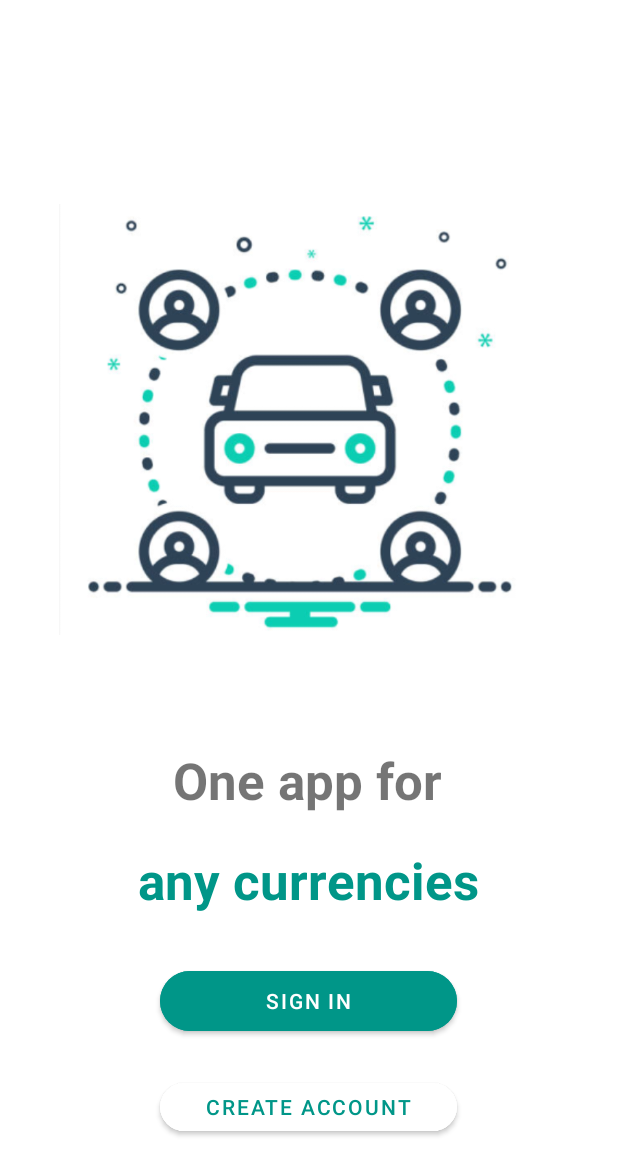
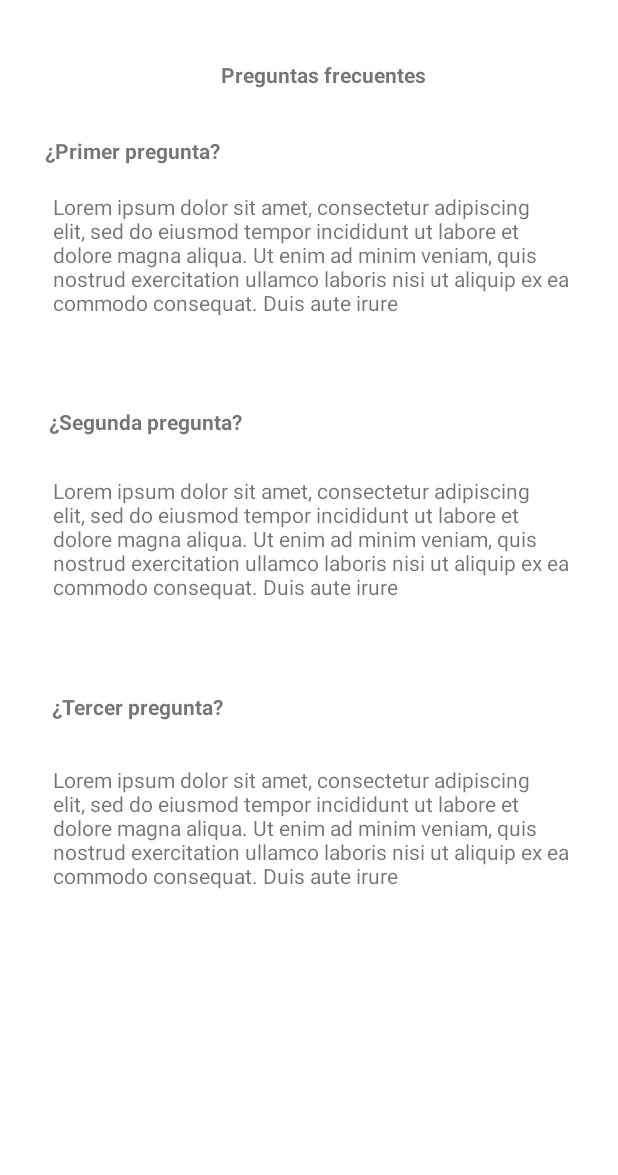
Before and after one commit to Salchiis/Carpooling, an Android app: the layout questions.xml on its own in the app's theme, with its tools: preview values and no code run, on a phone screen of 412 x 824 dp. Shown: the top 1175 px of the screen. Run offline under Robolectric (Android 15) with nearby library versions, the phone set to English and light mode, and no system bars.

Commit message:
Minor fixes

```diff
--- /dev/null
+++ b/app/src/main/java/com/example/carpooling/landingPage.java
@@ -0,0 +1,4 @@
+package com.example.carpooling;
+
+public class landingPage {
+}
--- /dev/null
+++ b/app/src/main/res/drawable/ic_baseline_edit_24.xml
@@ -0,0 +1,5 @@
+<vector android:height="24dp" android:tint="#000000"
+    android:viewportHeight="24" android:viewportWidth="24"
+    android:width="24dp" xmlns:android="http://schemas.android.com/apk/res/android">
+    <path android:fillColor="@android:color/white" android:pathData="M3,17.25V21h3.75L17.81,9.94l-3.75,-3.75L3,17.25zM20.71,7.04c0.39,-0.39 0.39,-1.02 0,-1.41l-2.34,-2.34c-0.39,-0.39 -1.02,-0.39 -1.41,0l-1.83,1.83 3.75,3.75 1.83,-1.83z"/>
+</vector>
--- /dev/null
+++ b/app/src/main/res/drawable/ic_baseline_email_24.xml
@@ -0,0 +1,5 @@
+<vector android:height="24dp" android:tint="#000000"
+    android:viewportHeight="24" android:viewportWidth="24"
+    android:width="24dp" xmlns:android="http://schemas.android.com/apk/res/android">
+    <path android:fillColor="@android:color/white" android:pathData="M20,4L4,4c-1.1,0 -1.99,0.9 -1.99,2L2,18c0,1.1 0.9,2 2,2h16c1.1,0 2,-0.9 2,-2L22,6c0,-1.1 -0.9,-2 -2,-2zM20,8l-8,5 -8,-5L4,6l8,5 8,-5v2z"/>
+</vector>
--- /dev/null
+++ b/app/src/main/res/drawable/ic_baseline_help_24.xml
@@ -0,0 +1,5 @@
+<vector android:height="24dp" android:tint="#000000"
+    android:viewportHeight="24" android:viewportWidth="24"
+    android:width="24dp" xmlns:android="http://schemas.android.com/apk/res/android">
+    <path android:fillColor="@android:color/white" android:pathData="M12,2C6.48,2 2,6.48 2,12s4.48,10 10,10 10,-4.48 10,-10S17.52,2 12,2zM13,19h-2v-2h2v2zM15.07,11.25l-0.9,0.92C13.45,12.9 13,13.5 13,15h-2v-0.5c0,-1.1 0.45,-2.1 1.17,-2.83l1.24,-1.26c0.37,-0.36 0.59,-0.86 0.59,-1.41 0,-1.1 -0.9,-2 -2,-2s-2,0.9 -2,2L8,9c0,-2.21 1.79,-4 4,-4s4,1.79 4,4c0,0.88 -0.36,1.68 -0.93,2.25z"/>
+</vector>
--- /dev/null
+++ b/app/src/main/res/drawable/ic_baseline_house_24.xml
@@ -0,0 +1,5 @@
+<vector android:height="24dp" android:tint="#000000"
+    android:viewportHeight="24" android:viewportWidth="24"
+    android:width="24dp" xmlns:android="http://schemas.android.com/apk/res/android">
+    <path android:fillColor="@android:color/white" android:pathData="M19,9.3V4h-3v2.6L12,3L2,12h3v8h5v-6h4v6h5v-8h3L19,9.3zM10,10c0,-1.1 0.9,-2 2,-2s2,0.9 2,2H10z"/>
+</vector>
--- /dev/null
+++ b/app/src/main/res/drawable/ic_baseline_login_24.xml
@@ -0,0 +1,5 @@
+<vector android:height="24dp" android:tint="#000000"
+    android:viewportHeight="24" android:viewportWidth="24"
+    android:width="24dp" xmlns:android="http://schemas.android.com/apk/res/android">
+    <path android:fillColor="@android:color/white" android:pathData="M11,7L9.6,8.4l2.6,2.6H2v2h10.2l-2.6,2.6L11,17l5,-5L11,7zM20,19h-8v2h8c1.1,0 2,-0.9 2,-2V5c0,-1.1 -0.9,-2 -2,-2h-8v2h8V19z"/>
+</vector>
--- /dev/null
+++ b/app/src/main/res/drawable/ic_baseline_phone_24.xml
@@ -0,0 +1,5 @@
+<vector android:height="24dp" android:tint="#000000"
+    android:viewportHeight="24" android:viewportWidth="24"
+    android:width="24dp" xmlns:android="http://schemas.android.com/apk/res/android">
+    <path android:fillColor="@android:color/white" android:pathData="M6.62,10.79c1.44,2.83 3.76,5.14 6.59,6.59l2.2,-2.2c0.27,-0.27 0.67,-0.36 1.02,-0.24 1.12,0.37 2.33,0.57 3.57,0.57 0.55,0 1,0.45 1,1V20c0,0.55 -0.45,1 -1,1 -9.39,0 -17,-7.61 -17,-17 0,-0.55 0.45,-1 1,-1h3.5c0.55,0 1,0.45 1,1 0,1.25 0.2,2.45 0.57,3.57 0.11,0.35 0.03,0.74 -0.25,1.02l-2.2,2.2z"/>
+</vector>
--- a/app/src/main/res/layout/fragment_profile.xml
+++ b/app/src/main/res/layout/fragment_profile.xml
@@ -76,6 +76,7 @@
         android:layout_height="70dp"
         android:layout_gravity="center_horizontal"
         android:src="@drawable/ic_baseline_person_24" />
+
     <TextView
         android:layout_width="wrap_content"
         android:layout_height="wrap_content"
--- a/app/src/main/res/layout/questions.xml
+++ b/app/src/main/res/layout/questions.xml
@@ -5,80 +5,92 @@
     android:layout_width="match_parent"
     android:layout_height="match_parent">
 
-    <androidx.constraintlayout.widget.ConstraintLayout
-        android:layout_width="match_parent"
-        android:layout_height="match_parent"
-        tools:context=".MainActivity">
-
-        <ImageView
-            android:id="@+id/imageView"
-            android:layout_width="332dp"
-            android:layout_height="295dp"
+    <TextView
+        android:id="@+id/textView21"
+        android:layout_width="356dp"
+        android:layout_height="89dp"
+        android:text="Lorem ipsum dolor sit amet, consectetur adipiscing elit, sed do eiusmod tempor incididunt ut labore et dolore magna aliqua. Ut enim ad minim veniam, quis nostrud exercitation ullamco laboris nisi ut aliquip ex ea commodo consequat. Duis aute irure"
         app:layout_constraintBottom_toBottomOf="parent"
         app:layout_constraintEnd_toEndOf="parent"
-            app:layout_constraintHorizontal_bias="0.493"
+        app:layout_constraintHorizontal_bias="0.636"
         app:layout_constraintStart_toStartOf="parent"
         app:layout_constraintTop_toTopOf="parent"
-            app:layout_constraintVertical_bias="0.25"
-            app:srcCompat="@drawable/logo" />
+        app:layout_constraintVertical_bias="0.694" />
 
-        <Button
-            android:id="@+id/button"
-            android:layout_width="198dp"
-            android:layout_height="52dp"
-            android:backgroundTint="#009688"
-            android:text="Sign in"
-            app:cornerRadius="40px"
+    <TextView
+        android:id="@+id/textView20"
+        android:layout_width="wrap_content"
+        android:layout_height="wrap_content"
+        android:text="¿Tercer pregunta?"
+        android:textStyle="bold"
         app:layout_constraintBottom_toBottomOf="parent"
         app:layout_constraintEnd_toEndOf="parent"
-            app:layout_constraintHorizontal_bias="0.498"
+        app:layout_constraintHorizontal_bias="0.117"
         app:layout_constraintStart_toStartOf="parent"
         app:layout_constraintTop_toTopOf="parent"
-            app:layout_constraintVertical_bias="0.831" />
+        app:layout_constraintVertical_bias="0.573" />
 
-        <Button
-            android:id="@+id/buttonN"
-            android:layout_width="198dp"
-            android:layout_height="44dp"
-            android:backgroundTint="#FFFFFF"
-            android:text="Create Account"
-            android:textColor="#009688"
-            app:cornerRadius="40px"
+    <TextView
+        android:id="@+id/textView2"
+        android:layout_width="352dp"
+        android:layout_height="93dp"
+        android:text="Lorem ipsum dolor sit amet, consectetur adipiscing elit, sed do eiusmod tempor incididunt ut labore et dolore magna aliqua. Ut enim ad minim veniam, quis nostrud exercitation ullamco laboris nisi ut aliquip ex ea commodo consequat. Duis aute irure"
         app:layout_constraintBottom_toBottomOf="parent"
         app:layout_constraintEnd_toEndOf="parent"
-            app:layout_constraintHorizontal_bias="0.498"
+        app:layout_constraintHorizontal_bias="0.593"
         app:layout_constraintStart_toStartOf="parent"
         app:layout_constraintTop_toTopOf="parent"
-            app:layout_constraintVertical_bias="0.918" />
+        app:layout_constraintVertical_bias="0.175" />
+
+    <TextView
+        android:id="@+id/textView19"
+        android:layout_width="352dp"
+        android:layout_height="84dp"
+        android:text="Lorem ipsum dolor sit amet, consectetur adipiscing elit, sed do eiusmod tempor incididunt ut labore et dolore magna aliqua. Ut enim ad minim veniam, quis nostrud exercitation ullamco laboris nisi ut aliquip ex ea commodo consequat. Duis aute irure"
+        app:layout_constraintBottom_toBottomOf="parent"
+        app:layout_constraintEnd_toEndOf="parent"
+        app:layout_constraintHorizontal_bias="0.593"
+        app:layout_constraintStart_toStartOf="parent"
+        app:layout_constraintTop_toTopOf="parent"
+        app:layout_constraintVertical_bias="0.429" />
 
     <TextView
         android:id="@+id/textView"
         android:layout_width="wrap_content"
         android:layout_height="wrap_content"
-            android:text="One app for"
-            android:textSize="34sp"
+        android:text="¿Primer pregunta?"
         android:textStyle="bold"
         app:layout_constraintBottom_toBottomOf="parent"
         app:layout_constraintEnd_toEndOf="parent"
-            app:layout_constraintHorizontal_bias="0.497"
+        app:layout_constraintHorizontal_bias="0.101"
         app:layout_constraintStart_toStartOf="parent"
         app:layout_constraintTop_toTopOf="parent"
-            app:layout_constraintVertical_bias="0.639" />
+        app:layout_constraintVertical_bias="0.113" />
 
     <TextView
-            android:id="@+id/textView2"
+        android:id="@+id/textView22"
         android:layout_width="wrap_content"
         android:layout_height="wrap_content"
-            android:text="any currencies"
-            android:textColor="#009688"
-            android:textSize="34sp"
+        android:text="Preguntas frecuentes"
+        android:textAlignment="gravity"
         android:textStyle="bold"
         app:layout_constraintBottom_toBottomOf="parent"
         app:layout_constraintEnd_toEndOf="parent"
-            app:layout_constraintHorizontal_bias="0.497"
+        app:layout_constraintHorizontal_bias="0.534"
         app:layout_constraintStart_toStartOf="parent"
         app:layout_constraintTop_toTopOf="parent"
-            app:layout_constraintVertical_bias="0.724" />
+        app:layout_constraintVertical_bias="0.05" />
 
+    <TextView
+        android:id="@+id/textView18"
+        android:layout_width="wrap_content"
+        android:layout_height="wrap_content"
+        android:text="¿Segunda pregunta?"
+        android:textStyle="bold"
+        app:layout_constraintBottom_toBottomOf="parent"
+        app:layout_constraintEnd_toEndOf="parent"
+        app:layout_constraintHorizontal_bias="0.116"
+        app:layout_constraintStart_toStartOf="parent"
+        app:layout_constraintTop_toTopOf="parent"
+        app:layout_constraintVertical_bias="0.337" />
 </androidx.constraintlayout.widget.ConstraintLayout>
-</androidx.constraintlayout.widget.ConstraintLayout>
```
Also changed, not shown: app/src/main/res/layout/initpage.xml (added, +76 -0 lines). Lines whose indentation alone changed are shown as unchanged.
